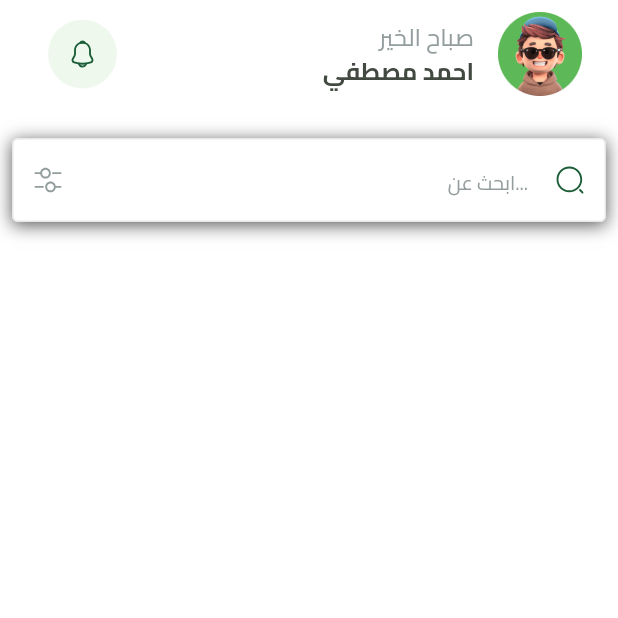
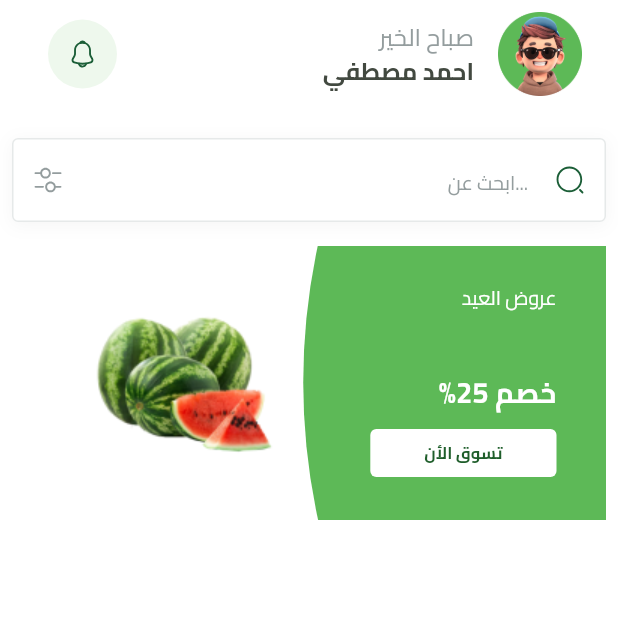
Before and after one commit to belaleid5/e_commerce_app_frutes, a Flutter app: the HomeView screen opened directly, on a phone screen of 412 x 824 dp, the top half of it. Run offline on Flutter 3.47's test engine with Material 3 defaults, Android fonts, the phone set to English and light mode, and no system bars; our stand-ins replace bloc, cloud_firestore, dots_indicator, either_dart, firebase_auth, firebase_core and 7 more; missing offline and left inert: flutter_facebook_auth; accounts and stored records are empty; statements that could not run were skipped.

Commit message:
finsh create Feature item Home

```diff
--- a/lib/Core/services/shared_preferences_singleton.dart
+++ b/lib/Core/services/shared_preferences_singleton.dart
@@ -12,8 +12,6 @@
   }
 
   static getBool(String key) {
- return   _instance.getBool(key) ?? false;
+    return _instance.getBool(key) ?? false;
   }
-
-
 }
--- a/lib/Features/Splash/Presention/Views/widgets/SplashViewBody.dart
+++ b/lib/Features/Splash/Presention/Views/widgets/SplashViewBody.dart
@@ -1,6 +1,7 @@
 import 'package:e_commerce_app_frutes/Core/services/shared_preferences_singleton.dart';
 import 'package:e_commerce_app_frutes/Core/utils/app_images.dart';
 import 'package:e_commerce_app_frutes/Features/auth/presention/views/screens/sign_in_view.dart';
+import 'package:e_commerce_app_frutes/Features/home/views/home_view.dart';
 import 'package:e_commerce_app_frutes/Features/on_borading/Presention/Views/onBoarding_View.dart';
 import 'package:e_commerce_app_frutes/constant.dart';
 import 'package:flutter/material.dart';
@@ -48,12 +49,16 @@
   void excuteNavigate() {
     bool isOnBoardingViewSeen =
         SharedPreferencesSingleton.getBool(kIsOnBoardingViewSeen);
+    bool isLoginUser = SharedPreferencesSingleton.getBool(kIsLoginUser);
     Future.delayed(const Duration(seconds: 3), () {
-      // ignore: use_build_context_synchronously
       Navigator.pushReplacementNamed(context, OnBoardingView.onBordingRout);
 
       if (isOnBoardingViewSeen) {
-        Navigator.pushReplacementNamed(context, SignInView.routName);
+        if (isLoginUser) {
+          Navigator.pushReplacementNamed(context, HomeView.routName);
+        } else {
+          Navigator.pushReplacementNamed(context, SignInView.routName);
+        }
       } else {
         Navigator.pushReplacementNamed(context, OnBoardingView.onBordingRout);
       }
--- a/lib/Features/auth/presention/Cubits/sign_up_Cubit/sign_up__cubit.dart
+++ b/lib/Features/auth/presention/Cubits/sign_up_Cubit/sign_up__cubit.dart
@@ -1,5 +1,7 @@
 import 'package:bloc/bloc.dart';
+import 'package:e_commerce_app_frutes/Core/services/shared_preferences_singleton.dart';
 import 'package:e_commerce_app_frutes/Features/auth/domain/repo/auth_repo.dart';
+import 'package:e_commerce_app_frutes/constant.dart';
 // ignore: depend_on_referenced_packages
 import 'package:meta/meta.dart';
 
@@ -17,6 +19,7 @@
     emit(SignUpCubitLoading());
     var result =
         await authRepo.createUserWithEmailAndPassword(email, password, name);
+    SharedPreferencesSingleton.setBool(kIsOnBoardingViewSeen, true);
     result.fold(
         (faliure) => emit(SignUpCubitFaliure(message: faliure.messages!)),
         (userEntity) =>
--- a/lib/Features/auth/presention/Cubits/sing_in_cubit/cubit/sign_in_cubit.dart
+++ b/lib/Features/auth/presention/Cubits/sing_in_cubit/cubit/sign_in_cubit.dart
@@ -1,6 +1,8 @@
 import 'package:bloc/bloc.dart';
+import 'package:e_commerce_app_frutes/Core/services/shared_preferences_singleton.dart';
 import 'package:e_commerce_app_frutes/Features/auth/domain/repo/auth_repo.dart';
 import 'package:e_commerce_app_frutes/Features/auth/presention/Cubits/sing_in_cubit/cubit/sign_in_state.dart';
+import 'package:e_commerce_app_frutes/constant.dart';
 
 class SigninCubit extends Cubit<SigninState> {
   SigninCubit(this.authRepo) : super(SigninInitial());
@@ -12,6 +14,7 @@
       email,
       password,
     );
+    SharedPreferencesSingleton.setBool(kIsLoginUser, true);
     result.fold(
       (failure) => emit(SigninFailure(message: failure.messages!)),
       (userEntity) => emit(SigninSuccess(userEntity: userEntity)),
@@ -21,6 +24,7 @@
   Future<void> signinWithGoogle() async {
     emit(SigninLoading());
     var result = await authRepo.signinWithGoogle();
+    SharedPreferencesSingleton.setBool(kIsLoginUser, true);
     result.fold(
       (failure) => emit(SigninFailure(message: failure.messages!)),
       (userEntity) => emit(SigninSuccess(userEntity: userEntity)),
@@ -30,6 +34,7 @@
   Future<void> signinWithFacebook() async {
     emit(SigninLoading());
     var result = await authRepo.signinWithFacebook();
+    SharedPreferencesSingleton.setBool(kIsLoginUser, true);
     result.fold(
       (failure) => emit(SigninFailure(message: failure.messages!)),
       (userEntity) => emit(SigninSuccess(userEntity: userEntity)),
--- a/lib/Features/auth/presention/views/widgets/sign_in_bloc_consumer.dart
+++ b/lib/Features/auth/presention/views/widgets/sign_in_bloc_consumer.dart
@@ -1,8 +1,10 @@
 import 'package:e_commerce_app_frutes/Core/functions/build_error_bar.dart';
+import 'package:e_commerce_app_frutes/Core/services/shared_preferences_singleton.dart';
 import 'package:e_commerce_app_frutes/Features/auth/presention/Cubits/sing_in_cubit/cubit/sign_in_cubit.dart';
 import 'package:e_commerce_app_frutes/Features/auth/presention/Cubits/sing_in_cubit/cubit/sign_in_state.dart';
 import 'package:e_commerce_app_frutes/Features/auth/presention/views/widgets/sing_in_body.dart';
 import 'package:e_commerce_app_frutes/Features/home/views/home_view.dart';
+import 'package:e_commerce_app_frutes/constant.dart';
 import 'package:flutter/material.dart';
 import 'package:flutter_bloc/flutter_bloc.dart';
 import 'package:modal_progress_hud_nsn/modal_progress_hud_nsn.dart';
@@ -19,6 +21,7 @@
         if (state is SigninSuccess) {
           buildErrorBar(context, "Sucsess Sign In Frutes Hub");
           Navigator.pushNamed(context, HomeView.routName);
+          SharedPreferencesSingleton.setBool(kIsLoginUser, true);
         }
         if (state is SigninFailure) {
           buildErrorBar(context, state.message);
--- a/lib/Features/auth/presention/views/widgets/sign_up_body_bloc_consumer.dart
+++ b/lib/Features/auth/presention/views/widgets/sign_up_body_bloc_consumer.dart
@@ -1,5 +1,7 @@
 import 'package:e_commerce_app_frutes/Core/functions/build_error_bar.dart';
+import 'package:e_commerce_app_frutes/Core/services/shared_preferences_singleton.dart';
 import 'package:e_commerce_app_frutes/Features/auth/presention/views/widgets/signup_body.dart';
+import 'package:e_commerce_app_frutes/constant.dart';
 import 'package:flutter/material.dart';
 import 'package:flutter_bloc/flutter_bloc.dart';
 import 'package:modal_progress_hud_nsn/modal_progress_hud_nsn.dart';
--- a/lib/Features/auth/presention/views/widgets/signup_body.dart
+++ b/lib/Features/auth/presention/views/widgets/signup_body.dart
@@ -1,4 +1,5 @@
 import 'package:e_commerce_app_frutes/Core/functions/build_error_bar.dart';
+import 'package:e_commerce_app_frutes/Core/services/shared_preferences_singleton.dart';
 import 'package:e_commerce_app_frutes/Core/widgets/customButton.dart';
 import 'package:e_commerce_app_frutes/Core/widgets/customTextFormFiled.dart';
 import 'package:e_commerce_app_frutes/Core/widgets/custom_text_form_password.dart';
--- a/lib/Features/auth/presention/views/widgets/sing_in_body.dart
+++ b/lib/Features/auth/presention/views/widgets/sing_in_body.dart
@@ -1,4 +1,5 @@
 // ignore_for_file: avoid_print
+import 'package:e_commerce_app_frutes/Core/services/shared_preferences_singleton.dart';
 import 'package:e_commerce_app_frutes/Core/utils/app_images.dart';
 import 'package:e_commerce_app_frutes/Core/widgets/customButton.dart';
 import 'package:e_commerce_app_frutes/Core/widgets/custom_text_form_password.dart';
--- /dev/null
+++ b/lib/Features/home/views/widgets/custom_featured_botton_item.dart
@@ -0,0 +1,35 @@
+import 'package:e_commerce_app_frutes/Core/utils/app_color.dart';
+import 'package:e_commerce_app_frutes/Core/utils/app_text_styles.dart';
+import 'package:flutter/material.dart';
+
+class CustomFeaturedButtonItem extends StatelessWidget {
+  const CustomFeaturedButtonItem({
+    super.key,
+    this.onPressed,
+  });
+
+  final Function()? onPressed;
+  @override
+  Widget build(BuildContext context) {
+    return SizedBox(
+        height: 32,
+        child: TextButton(
+            style: TextButton.styleFrom(
+              shape: RoundedRectangleBorder(
+                  borderRadius: BorderRadius.circular(4)),
+              backgroundColor: Colors.white,
+            ),
+            onPressed: onPressed,
+            child: Padding(
+              padding: const EdgeInsets.symmetric(horizontal: 24),
+              child: FittedBox(
+                child: Text(
+                  "تسوق الأن",
+                  style: TextStyles.bold13.copyWith(
+                    color: AppColors.primaryColor,
+                  ),
+                ),
+              ),
+            )));
+  }
+}
--- a/lib/Features/home/views/widgets/custom_search_decortion.dart
+++ b/lib/Features/home/views/widgets/custom_search_decortion.dart
@@ -12,7 +12,7 @@
     return Container(
       decoration: const BoxDecoration(boxShadow: [
         BoxShadow(
-          color: Color(0xAA000000),
+          color: Color(0x0A000000),
           offset: Offset(0, 2),
           blurRadius: 9,
         ),
--- /dev/null
+++ b/lib/Features/home/views/widgets/feature_item.dart
@@ -0,0 +1,66 @@
+import 'package:e_commerce_app_frutes/Core/utils/app_images.dart';
+import 'package:e_commerce_app_frutes/Core/utils/app_text_styles.dart';
+import 'package:e_commerce_app_frutes/Features/home/views/widgets/custom_featured_botton_item.dart';
+import 'package:flutter/material.dart';
+import 'package:flutter_svg_provider/flutter_svg_provider.dart' as svgProvider;
+
+class FeaturedItem extends StatelessWidget {
+  const FeaturedItem({super.key});
+
+  @override
+  Widget build(BuildContext context) {
+    var itemWidth = MediaQuery.sizeOf(context).width;
+    return SizedBox(
+      width: itemWidth,
+      child: AspectRatio(
+        aspectRatio: 342 / 158,
+        child: Stack(
+          children: [
+            Positioned(
+                left: 0,
+                right: itemWidth * .4,
+                top: 0,
+                bottom: 0,
+                child: Image.asset(AppAssets.assetsImagesWatermelonTest)),
+            Container(
+              width: itemWidth * .5,
+              decoration: const BoxDecoration(
+                image: DecorationImage(
+                    image: svgProvider.Svg(
+                        AppAssets.assetsImagesFeaturedItemBackground),
+                    fit: BoxFit.fill),
+              ),
+              child: Padding(
+                padding: const EdgeInsets.only(right: 33.0),
+                child: Column(
+                  crossAxisAlignment: CrossAxisAlignment.start,
+                  children: [
+                    const SizedBox(
+                      height: 25,
+                    ),
+                    Text(
+                      "عروض العيد",
+                      style: TextStyles.regular13.copyWith(color: Colors.white),
+                    ),
+                    const Spacer(),
+                    Text(
+                      "خصم 25%",
+                      style: TextStyles.bold19.copyWith(color: Colors.white),
+                    ),
+                    const SizedBox(
+                      height: 11,
+                    ),
+                    const CustomFeaturedButtonItem(),
+                    const SizedBox(
+                      height: 29,
+                    ),
+                  ],
+                ),
+              ),
+            )
+          ],
+        ),
+      ),
+    );
+  }
+}
--- a/lib/Features/home/views/widgets/home_view-body.dart
+++ b/lib/Features/home/views/widgets/home_view-body.dart
@@ -1,5 +1,6 @@
 import 'package:e_commerce_app_frutes/Features/home/views/widgets/custom_home_app_bar.dart';
 import 'package:e_commerce_app_frutes/Features/home/views/widgets/custom_search_decortion.dart';
+import 'package:e_commerce_app_frutes/Features/home/views/widgets/feature_item.dart';
 import 'package:flutter/material.dart';
 
 class HomeViewBody extends StatelessWidget {
@@ -19,6 +20,10 @@
                   height: 20,
                 ),
                 CustomSearchDecoration(),
+                SizedBox(
+                  height: 16,
+                ),
+                FeaturedItem(),
               ],
             ),
           )
--- a/lib/constant.dart
+++ b/lib/constant.dart
@@ -1,2 +1,3 @@
 const kHorizintalPadding = 16.0;
 const kIsOnBoardingViewSeen = 'isOnBoardingViewSeen';
+const kIsLoginUser = "isLoginUSer";
--- a/pubspec.yaml
+++ b/pubspec.yaml
@@ -49,6 +49,7 @@
   google_sign_in: ^6.2.2
   flutter_facebook_auth: ^7.1.1
   cloud_firestore: ^5.6.2
+  flutter_svg_provider: ^1.0.7
 
 dev_dependencies:
   flutter_test:
```
Also changed, not shown: pubspec.lock, 4 other files.
